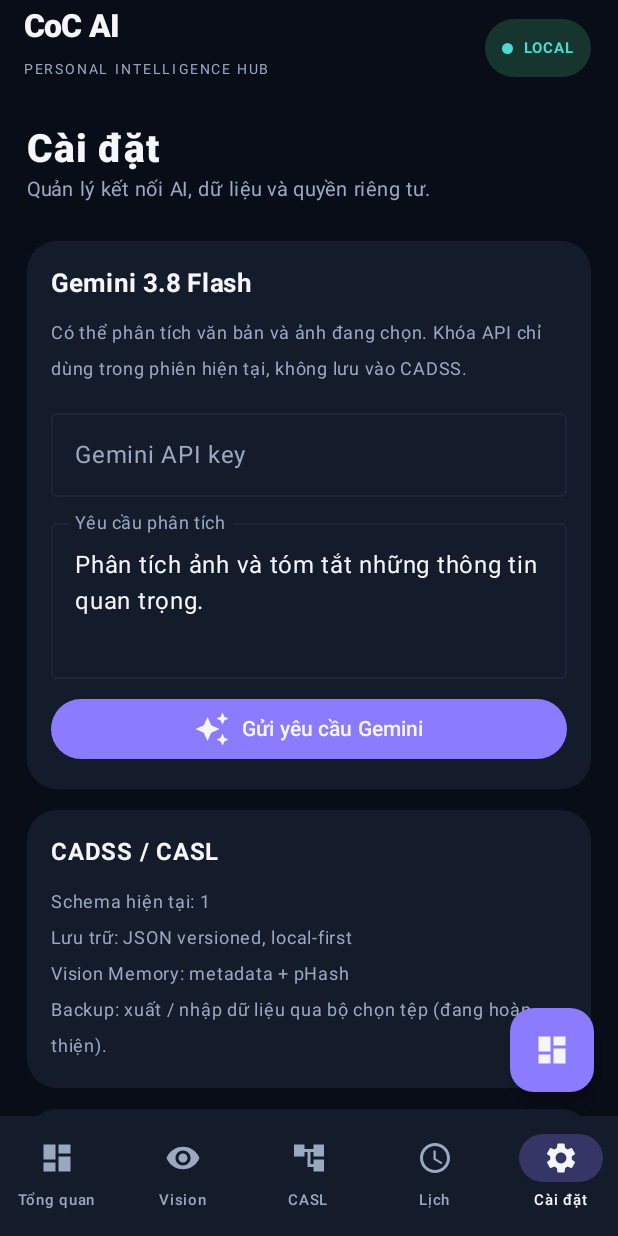
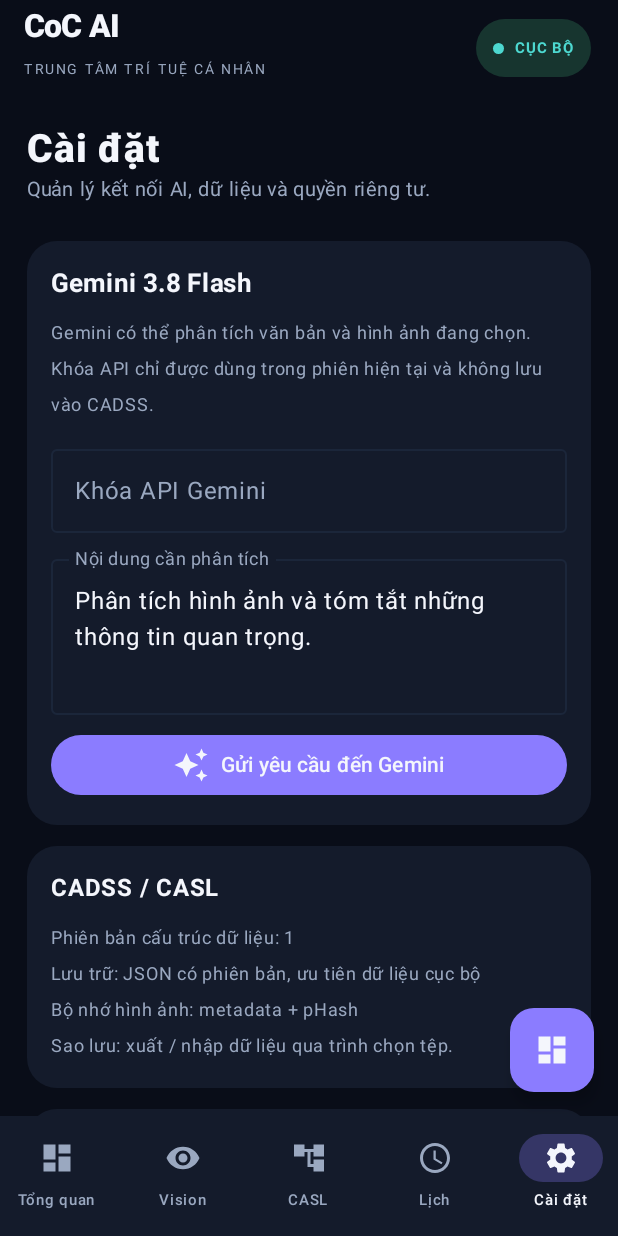
Before and after one commit to Syhung2k7dev/CoC-AI-Assistant, an Android app built with Jetpack Compose: the screen it shows after launch (MainActivity), item 5 of the bottom bar chosen, on a phone screen of 412 x 824 dp. Run offline under Robolectric (Android 15) with nearby library versions, the phone set to English and light mode, and no system bars.

Commit message:
Localize Android interface to Vietnamese

```diff
--- a/app/src/main/kotlin/dev/syhung/cocassistant/MainActivity.kt
+++ b/app/src/main/kotlin/dev/syhung/cocassistant/MainActivity.kt
@@ -59,7 +59,7 @@ private fun CoCAssistantApp() {
     var selectedTab by rememberSaveable { mutableIntStateOf(0) }
     var note by rememberSaveable { mutableStateOf(store.getText("note", "")) }
     var apiKey by rememberSaveable { mutableStateOf("") }
-    var prompt by rememberSaveable { mutableStateOf("Phân tích ảnh và tóm tắt những thông tin quan trọng.") }
+    var prompt by rememberSaveable { mutableStateOf("Phân tích hình ảnh và tóm tắt những thông tin quan trọng.") }
     var aiResult by remember { mutableStateOf("") }
     var visionResult by remember { mutableStateOf("") }
     var selectedBitmap by remember { mutableStateOf<Bitmap?>(null) }
@@ -97,15 +97,15 @@ private fun CoCAssistantApp() {
                         history = store.getRecords("vision_memory")
                         templateCount = store.count("template_memory")
                         visionResult = if (match.record == null) {
-                            "Đã xử lý ảnh bằng OpenCV và học mẫu mới.\npHash: $hash"
+                            "Đã xử lý hình ảnh bằng OpenCV và ghi nhận mẫu mới.\npHash: $hash"
                         } else {
-                            "Đã xử lý ảnh bằng OpenCV.\nĐộ khác biệt với mẫu gần nhất: ${match.distance}/64\n" +
-                                if (novel) "Đã học mẫu mới." else "Đã nhận diện mẫu tương tự."
+                            "Đã xử lý hình ảnh bằng OpenCV.\nĐộ khác biệt với mẫu gần nhất: ${match.distance}/64\n" +
+                                if (novel) "Đã ghi nhận mẫu mới." else "Đã nhận ra mẫu tương tự."
                         }
-                        status = "Vision hoạt động"
-                    } else visionResult = "Không thể đọc ảnh đã chọn."
+                        status = "Bộ xử lý ảnh đang hoạt động"
+                    } else visionResult = "Không thể đọc hình ảnh đã chọn."
                 } catch (e: Exception) {
-                    visionResult = "Lỗi xử lý ảnh: ${e.message ?: "không xác định"}"
+                    visionResult = "Lỗi xử lý hình ảnh: ${e.message ?: "không xác định"}"
                 } finally { busy = false }
             }
         }
@@ -113,8 +113,8 @@ private fun CoCAssistantApp() {
 
     val exportPicker = rememberLauncherForActivityResult(ActivityResultContracts.CreateDocument("application/zip")) { uri ->
         if (uri != null) runCatching { BackupManager.export(context, uri, store) }
-            .onSuccess { status = "Đã xuất bản sao lưu CADSS" }
-            .onFailure { status = "Xuất backup thất bại: ${it.message}" }
+            .onSuccess { status = "Đã sao lưu dữ liệu CADSS" }
+            .onFailure { status = "Sao lưu backup thất bại: ${it.message}" }
     }
     val importPicker = rememberLauncherForActivityResult(ActivityResultContracts.OpenDocument()) { uri ->
         if (uri != null) runCatching { BackupManager.restore(context, uri, store) }
@@ -145,7 +145,7 @@ private fun CoCAssistantApp() {
                     title = {
                         Column {
                             Text("CoC AI", fontWeight = FontWeight.ExtraBold, fontSize = 21.sp, color = White)
-                            Text("PERSONAL INTELLIGENCE HUB", fontSize = 9.sp, letterSpacing = 1.8.sp, color = Muted)
+                            Text("TRUNG TÂM TRÍ TUỆ CÁ NHÂN", fontSize = 9.sp, letterSpacing = 1.8.sp, color = Muted)
                         }
                     },
                     actions = {
@@ -153,7 +153,7 @@ private fun CoCAssistantApp() {
                             Row(Modifier.padding(horizontal = 11.dp, vertical = 7.dp), verticalAlignment = Alignment.CenterVertically) {
                                 Box(Modifier.size(7.dp).background(Cyan, CircleShape))
                                 Spacer(Modifier.width(7.dp))
-                                Text("LOCAL", fontSize = 10.sp, fontWeight = FontWeight.Bold, color = Cyan)
+                                Text("CỤC BỘ", fontSize = 10.sp, fontWeight = FontWeight.Bold, color = Cyan)
                             }
                         }
                         Spacer(Modifier.width(14.dp))
@@ -199,35 +199,35 @@ private fun CoCAssistantApp() {
                                 RoundedCornerShape(24.dp)
                             ).padding(20.dp)) {
                                 Column {
-                                    Text("YOUR WORKSPACE", color = Cyan, fontSize = 10.sp, letterSpacing = 2.sp, fontWeight = FontWeight.Bold)
+                                    Text("KHÔNG GIAN LÀM VIỆC", color = Cyan, fontSize = 10.sp, letterSpacing = 2.sp, fontWeight = FontWeight.Bold)
                                     Spacer(Modifier.height(10.dp))
                                     Text("Xin chào!", color = White, fontSize = 28.sp, fontWeight = FontWeight.Bold)
                                     Text("Mọi công cụ AI và dữ liệu cá nhân trong một nơi.", color = Color(0xFFCFD7E8), fontSize = 13.sp)
                                     Spacer(Modifier.height(18.dp))
                                     Row(horizontalArrangement = Arrangement.spacedBy(8.dp)) {
-                                        StatusChip("CADSS", "READY")
-                                        StatusChip("CASL", "READY")
-                                        StatusChip("VISION", if (templateCount > 0) "ACTIVE" else "IDLE")
+                                        StatusChip("CADSS", "SẴN SÀNG")
+                                        StatusChip("CASL", "SẴN SÀNG")
+                                        StatusChip("VISION", if (templateCount > 0) "HOẠT ĐỘNG" else "CHỜ")
                                     }
                                 }
                             }
                         }
                         item {
                             Row(horizontalArrangement = Arrangement.spacedBy(10.dp)) {
-                                MetricCard("Bộ nhớ ảnh", templateCount.toString(), "mẫu đã lưu", Icons.Default.Memory, Modifier.weight(1f))
+                                MetricCard("Mẫu hình ảnh", templateCount.toString(), "mẫu đã lưu", Icons.Default.Memory, Modifier.weight(1f))
                                 MetricCard("Phiên bản", "1.0", "CADSS schema", Icons.Default.Verified, Modifier.weight(1f))
                             }
                         }
-                        item { SectionHeading("TRUNG TÂM ĐIỀU KHIỂN", "Truy cập nhanh") }
+                        item { SectionHeading("TRUNG TÂM ĐIỀU KHIỂN", "Lối tắt nhanh") }
                         item {
                             Row(horizontalArrangement = Arrangement.spacedBy(10.dp)) {
-                                QuickCard("Phân tích ảnh", "OpenCV cục bộ", Icons.Default.ImageSearch, Modifier.weight(1f)) { selectedTab = 1 }
-                                QuickCard("Quy tắc", "CASL JSON DSL", Icons.Default.AccountTree, Modifier.weight(1f)) { selectedTab = 2 }
+                                QuickCard("Phân tích hình ảnh", "OpenCV cục bộ", Icons.Default.ImageSearch, Modifier.weight(1f)) { selectedTab = 1 }
+                                QuickCard("Quy tắc tự động", "Ngôn ngữ quy tắc JSON CASL", Icons.Default.AccountTree, Modifier.weight(1f)) { selectedTab = 2 }
                             }
                         }
                         item {
                             PanelCard {
-                                SectionHeading("GHI CHÚ CÁ NHÂN", "Lưu cục bộ")
+                                SectionHeading("GHI CHÚ CÁ NHÂN", "Lưu trên thiết bị")
                                 OutlinedTextField(
                                     value = note, onValueChange = { note = it },
                                     modifier = Modifier.fillMaxWidth(), minLines = 3,
@@ -241,24 +241,24 @@ private fun CoCAssistantApp() {
                                 ) { Icon(Icons.Default.Save, null); Spacer(Modifier.width(8.dp)); Text("Lưu ghi chú") }
                             }
                         }
-                        item { PanelCard { Text("TRẠNG THÁI HỆ THỐNG", color = Muted, fontSize = 10.sp, fontWeight = FontWeight.Bold); Spacer(Modifier.height(10.dp)); Text(status, color = Cyan, fontWeight = FontWeight.SemiBold); Text("Dữ liệu lưu trên thiết bị. AI chỉ kết nối khi bạn chủ động gửi yêu cầu.", color = Muted, fontSize = 12.sp) } }
+                        item { PanelCard { Text("TÌNH TRẠNG HỆ THỐNG", color = Muted, fontSize = 10.sp, fontWeight = FontWeight.Bold); Spacer(Modifier.height(10.dp)); Text(status, color = Cyan, fontWeight = FontWeight.SemiBold); Text("Dữ liệu lưu trên thiết bị. AI chỉ kết nối khi bạn chủ động gửi yêu cầu.", color = Muted, fontSize = 12.sp) } }
                     }
                     1 -> {
-                        item { PageIntro("Vision Studio", "Phân tích ảnh cục bộ và lưu dấu vân tay thị giác.") }
+                        item { PageIntro("Không gian thị giác", "Phân tích hình ảnh cục bộ và lưu dấu vân tay thị giác.") }
                         item {
                             PanelCard {
                                 Icon(Icons.Default.AutoAwesome, null, tint = Cyan, modifier = Modifier.size(30.dp))
-                                Text("OpenCV Vision Engine", fontSize = 19.sp, fontWeight = FontWeight.Bold)
-                                Text("Chọn ảnh từ thiết bị. Ứng dụng tạo perceptual hash và lưu metadata vào Vision Memory.", color = Muted, fontSize = 13.sp)
+                                Text("Bộ máy xử lý ảnh OpenCV", fontSize = 19.sp, fontWeight = FontWeight.Bold)
+                                Text("Chọn ảnh từ thiết bị. Ứng dụng tạo perceptual hash và lưu metadata vào Bộ nhớ hình ảnh.", color = Muted, fontSize = 13.sp)
                                 Button(onClick = { picker.launch("image/*") }, enabled = !busy, modifier = Modifier.fillMaxWidth(), colors = ButtonDefaults.buttonColors(containerColor = Accent)) {
-                                    Icon(Icons.Default.AddPhotoAlternate, null); Spacer(Modifier.width(8.dp)); Text(if (busy) "Đang xử lý..." else "Chọn ảnh để phân tích")
+                                    Icon(Icons.Default.AddPhotoAlternate, null); Spacer(Modifier.width(8.dp)); Text(if (busy) "Đang xử lý..." else "Chọn hình ảnh để phân tích")
                                 }
                                 if (busy) LinearProgressIndicator(Modifier.fillMaxWidth(), color = Cyan)
                                 if (visionResult.isNotBlank()) Text(visionResult, color = Cyan, fontSize = 12.sp)
                             }
                         }
-                        item { SectionHeading("VISION MEMORY", "Lịch sử ảnh đã phân tích") }
-                        if (history.isEmpty()) item { EmptyState("Chưa có dữ liệu", "Ảnh được chọn sẽ xuất hiện tại đây.") }
+                        item { SectionHeading("VISION MEMORY", "Lịch sử hình ảnh đã phân tích") }
+                        if (history.isEmpty()) item { EmptyState("Chưa có dữ liệu", "Hình ảnh bạn chọn sẽ xuất hiện tại đây.") }
                         items(history.take(30)) { obj ->
                             PanelCard {
                                 Row(verticalAlignment = Alignment.CenterVertically) {
@@ -268,13 +268,13 @@ private fun CoCAssistantApp() {
                                         Text(obj.optString("label", "Vision record"), fontWeight = FontWeight.SemiBold)
                                         Text(obj.optString("hash", ""), color = Muted, fontSize = 11.sp)
                                     }
-                                    Text("LOCAL", color = Cyan, fontSize = 9.sp, fontWeight = FontWeight.Bold)
+                                    Text("CỤC BỘ", color = Cyan, fontSize = 9.sp, fontWeight = FontWeight.Bold)
                                 }
                             }
                         }
                     }
                     2 -> {
-                        item { PageIntro("CASL Rule Studio", "Tạo và kiểm tra luồng IF / ELSE bằng JSON DSL an toàn.") }
+                        item { PageIntro("Trình quản lý quy tắc CASL", "Tạo và kiểm tra luồng IF / ELSE bằng JSON DSL an toàn.") }
                         item {
                             PanelCard {
                                 Text("Ví dụ quy tắc", color = Cyan, fontWeight = FontWeight.Bold)
@@ -288,28 +288,28 @@ private fun CoCAssistantApp() {
                                     val result = CaslEngine.evaluate(rule, JSONObject().put("vision", JSONObject().put("confidence", 0.92)))
                                     aiResult = "Kết quả kiểm tra: ${result.branch}\nHành động: ${result.action}"
                                 }, modifier = Modifier.fillMaxWidth(), colors = ButtonDefaults.buttonColors(containerColor = Accent)) {
-                                    Icon(Icons.Default.PlayArrow, null); Spacer(Modifier.width(8.dp)); Text("Chạy kiểm tra mẫu")
+                                    Icon(Icons.Default.PlayArrow, null); Spacer(Modifier.width(8.dp)); Text("Chạy thử quy tắc mẫu")
                                 }
                                 if (aiResult.isNotBlank()) Text(aiResult, color = Cyan, fontSize = 12.sp)
                             }
                         }
                         item {
                             PanelCard {
-                                Text("Định dạng DSL", color = White, fontWeight = FontWeight.Bold)
-                                Text("condition: { path, op, value }\nthen: { type, value }\nelse: { type, value }", color = Muted, fontSize = 12.sp)
-                                Text("Quy tắc được kiểm tra trước khi lưu. Không hỗ trợ mã tùy ý hoặc thực thi lệnh hệ thống.", color = Muted, fontSize = 11.sp)
+                                Text("Định dạng quy tắc", color = White, fontWeight = FontWeight.Bold)
+                                Text("Điều kiện: đường dẫn dữ liệu, phép so sánh, giá trị\nNhánh ĐÚNG: loại hành động, nội dung\nNhánh SAI: loại hành động, nội dung", color = Muted, fontSize = 12.sp)
+                                Text("Quy tắc tự động được kiểm tra trước khi lưu. Không hỗ trợ mã tùy ý hoặc thực thi lệnh hệ thống.", color = Muted, fontSize = 11.sp)
                             }
                         }
                     }
                     3 -> {
-                        item { PageIntro("Scheduler", "Theo dõi tác vụ định kỳ và chế độ tiết kiệm tài nguyên.") }
+                        item { PageIntro("Scheduler", "Theo dõi tác vụ định kỳ và chế độ tiết kiệm pin, tài nguyên.") }
                         item {
                             PanelCard {
                                 Icon(Icons.Default.Bedtime, null, tint = Cyan, modifier = Modifier.size(30.dp))
-                                Text("Deep Sleep", fontSize = 19.sp, fontWeight = FontWeight.Bold)
-                                Text("Cho phép hệ thống Android quản lý thời điểm chạy tác vụ nền. Không duy trì vòng lặp nền liên tục.", color = Muted, fontSize = 13.sp)
+                                Text("Chế độ ngủ sâu", fontSize = 19.sp, fontWeight = FontWeight.Bold)
+                                Text("Cho phép Android tự quản lý thời điểm chạy tác vụ nền. Ứng dụng không duy trì vòng lặp chạy liên tục.", color = Muted, fontSize = 13.sp)
                                 Row(horizontalArrangement = Arrangement.spacedBy(8.dp)) {
-                                    Button(onClick = { SchedulerManager.scheduleDaily(context); status = "Đã lên lịch tác vụ kiểm tra hằng ngày" }, modifier = Modifier.weight(1f), colors = ButtonDefaults.buttonColors(containerColor = Accent)) { Text("Bật lịch") }
+                                    Button(onClick = { SchedulerManager.scheduleDaily(context); status = "Đã lên lịch bảo trì hằng ngày" }, modifier = Modifier.weight(1f), colors = ButtonDefaults.buttonColors(containerColor = Accent)) { Text("Lên lịch") }
                                     OutlinedButton(onClick = { SchedulerManager.cancel(context); status = "Đã hủy lịch" }, modifier = Modifier.weight(1f)) { Text("Hủy lịch") }
                                 }
                                 Text(status, color = Cyan, fontSize = 12.sp)
@@ -317,15 +317,15 @@ private fun CoCAssistantApp() {
                         }
                         item {
                             PanelCard {
-                                Text("Bộ đếm phiên", fontWeight = FontWeight.Bold, fontSize = 17.sp)
+                                Text("Đếm thời gian phiên", fontWeight = FontWeight.Bold, fontSize = 17.sp)
                                 Text(if (timerSeconds == 0) "00:00" else String.format("%02d:%02d", timerSeconds / 60, timerSeconds % 60), color = Cyan, fontSize = 30.sp, fontWeight = FontWeight.Bold)
-                                Text(if (timerRunning) "ĐANG CHẠY" else "ĐÃ TẠM DỪNG", color = Muted, fontSize = 10.sp)
+                                Text(if (timerRunning) "ĐANG CHẠY" else "ĐÃ DỪNG", color = Muted, fontSize = 10.sp)
                                 Row(horizontalArrangement = Arrangement.spacedBy(8.dp)) {
                                     Button(onClick = { timerSeconds = 30 * 60; timerRunning = true }, modifier = Modifier.weight(1f)) { Text("30 phút") }
                                     Button(onClick = { timerSeconds = 60 * 60; timerRunning = true }, modifier = Modifier.weight(1f)) { Text("60 phút") }
-                                    OutlinedButton(onClick = { timerRunning = false; timerSeconds = 0 }, modifier = Modifier.weight(1f)) { Text("Dừng") }
+                                    OutlinedButton(onClick = { timerRunning = false; timerSeconds = 0 }, modifier = Modifier.weight(1f)) { Text("Đặt lại") }
                                 }
-                                Text("Bộ đếm phiên thủ công; không can thiệp ứng dụng khác.", color = Muted, fontSize = 11.sp)
+                                Text("Đếm thời gian phiên thủ công; không can thiệp ứng dụng khác.", color = Muted, fontSize = 11.sp)
                             }
                         }
                     }
@@ -334,11 +334,11 @@ private fun CoCAssistantApp() {
                         item {
                             PanelCard {
                                 Text("Gemini 3.8 Flash", fontWeight = FontWeight.Bold, fontSize = 17.sp)
-                                Text("Có thể phân tích văn bản và ảnh đang chọn. Khóa API chỉ dùng trong phiên hiện tại, không lưu vào CADSS.", color = Muted, fontSize = 12.sp)
-                                OutlinedTextField(value = apiKey, onValueChange = { apiKey = it }, modifier = Modifier.fillMaxWidth(), label = { Text("Gemini API key") }, singleLine = true, colors = darkFieldColors())
-                                OutlinedTextField(value = prompt, onValueChange = { prompt = it }, modifier = Modifier.fillMaxWidth(), label = { Text("Yêu cầu phân tích") }, minLines = 3, colors = darkFieldColors())
+                                Text("Gemini có thể phân tích văn bản và hình ảnh đang chọn. Khóa API chỉ được dùng trong phiên hiện tại và không lưu vào CADSS.", color = Muted, fontSize = 12.sp)
+                                OutlinedTextField(value = apiKey, onValueChange = { apiKey = it }, modifier = Modifier.fillMaxWidth(), label = { Text("Khóa API Gemini") }, singleLine = true, colors = darkFieldColors())
+                                OutlinedTextField(value = prompt, onValueChange = { prompt = it }, modifier = Modifier.fillMaxWidth(), label = { Text("Nội dung cần phân tích") }, minLines = 3, colors = darkFieldColors())
                                 Button(onClick = {
-                                    if (apiKey.isBlank()) { aiResult = "Hãy nhập API key để kết nối Gemini."; return@Button }
+                                    if (apiKey.isBlank()) { aiResult = "Vui lòng nhập khóa API để kết nối Gemini."; return@Button }
                                     busy = true
                                     scope.launch {
                                         aiResult = try { GeminiClient.generate(apiKey, prompt, selectedBitmap) }
@@ -346,7 +346,7 @@ private fun CoCAssistantApp() {
                                         busy = false
                                     }
                                 }, enabled = !busy, modifier = Modifier.fillMaxWidth(), colors = ButtonDefaults.buttonColors(containerColor = Accent)) {
-                                    Icon(Icons.Default.AutoAwesome, null); Spacer(Modifier.width(8.dp)); Text(if (busy) "Đang kết nối..." else if (selectedBitmap != null) "Phân tích ảnh + văn bản" else "Gửi yêu cầu Gemini")
+                                    Icon(Icons.Default.AutoAwesome, null); Spacer(Modifier.width(8.dp)); Text(if (busy) "Đang kết nối..." else if (selectedBitmap != null) "Phân tích hình ảnh + văn bản" else "Gửi yêu cầu đến Gemini")
                                 }
                                 if (aiResult.isNotBlank()) Text(aiResult, color = Cyan, fontSize = 12.sp)
                             }
@@ -354,16 +354,16 @@ private fun CoCAssistantApp() {
                         item {
                             PanelCard {
                                 Text("CADSS / CASL", fontWeight = FontWeight.Bold)
-                                Text("Schema hiện tại: ${CadssStore.SCHEMA_VERSION}\nLưu trữ: JSON versioned, local-first\nVision Memory: metadata + pHash\nBackup: xuất / nhập dữ liệu qua bộ chọn tệp (đang hoàn thiện).", color = Muted, fontSize = 12.sp)
+                                Text("Phiên bản cấu trúc dữ liệu: ${CadssStore.SCHEMA_VERSION}\nLưu trữ: JSON có phiên bản, ưu tiên dữ liệu cục bộ\nBộ nhớ hình ảnh: metadata + pHash\nSao lưu: xuất / nhập dữ liệu qua trình chọn tệp.", color = Muted, fontSize = 12.sp)
                             }
                         }
                         item {
                             PanelCard {
-                                Text("CADSS Backup / Restore", fontWeight = FontWeight.Bold, fontSize = 17.sp)
-                                Text("Xuất hoặc khôi phục dữ liệu CADSS cùng ảnh gốc, ảnh crop và metadata trong một gói ZIP có phiên bản.", color = Muted, fontSize = 12.sp)
+                                Text("Sao lưu / Khôi phục CADSS", fontWeight = FontWeight.Bold, fontSize = 17.sp)
+                                Text("Sao lưu hoặc khôi phục dữ liệu CADSS cùng hình ảnh gốc, hình ảnh cắt và thông tin liên quan trong một tệp ZIP có phiên bản.", color = Muted, fontSize = 12.sp)
                                 Row(horizontalArrangement = Arrangement.spacedBy(8.dp)) {
                                     Button(onClick = { exportPicker.launch("coc-cadss-backup.zip") }, modifier = Modifier.weight(1f), colors = ButtonDefaults.buttonColors(containerColor = Accent)) {
-                                        Icon(Icons.Default.FileUpload, null); Spacer(Modifier.width(6.dp)); Text("Xuất")
+                                        Icon(Icons.Default.FileUpload, null); Spacer(Modifier.width(6.dp)); Text("Sao lưu")
                                     }
                                     OutlinedButton(onClick = { importPicker.launch(arrayOf("application/zip", "application/octet-stream")) }, modifier = Modifier.weight(1f)) {
                                         Icon(Icons.Default.FileDownload, null); Spacer(Modifier.width(6.dp)); Text("Khôi phục")
@@ -374,7 +374,7 @@ private fun CoCAssistantApp() {
                         item {
                             PanelCard {
                                 Text("Quyền riêng tư", fontWeight = FontWeight.Bold)
-                                Text("Không yêu cầu Accessibility, quyền overlay hoặc quyền chụp màn hình. Ảnh chỉ được xử lý khi người dùng chọn. Không tự điều khiển trò chơi.", color = Muted, fontSize = 12.sp)
+                                Text("Ứng dụng không yêu cầu quyền Trợ năng, quyền hiển thị trên ứng dụng khác hoặc quyền chụp màn hình. Hình ảnh chỉ được xử lý khi bạn chủ động chọn. Ứng dụng không tự điều khiển trò chơi.", color = Muted, fontSize = 12.sp)
                             }
                         }
                     }
@@ -385,7 +385,7 @@ private fun CoCAssistantApp() {
             AlertDialog(
                 onDismissRequest = { showQuickPanel = false },
                 containerColor = Panel,
-                title = { Text("Floating Dashboard", color = White, fontWeight = FontWeight.Bold) },
+                title = { Text("Bảng điều khiển nổi", color = White, fontWeight = FontWeight.Bold) },
                 text = {
                     Column(verticalArrangement = Arrangement.spacedBy(8.dp)) {
                         Text("CADSS · schema ${CadssStore.SCHEMA_VERSION}", color = Cyan)
```
